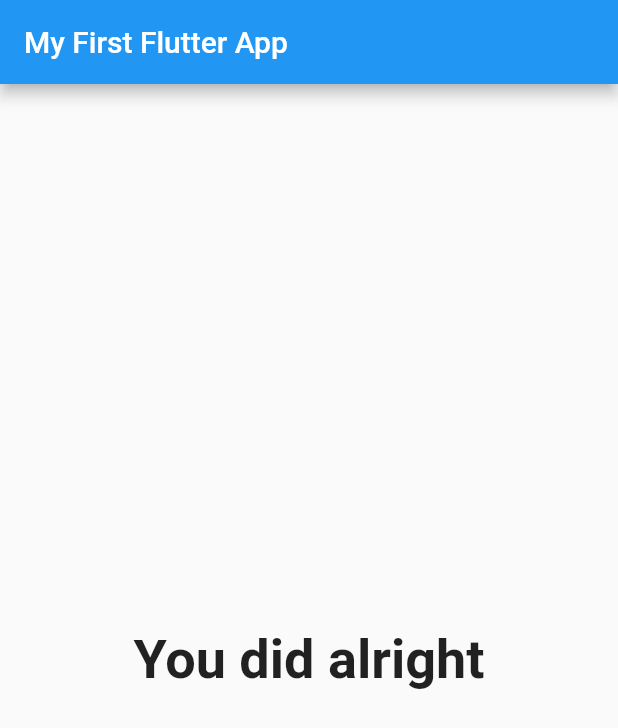
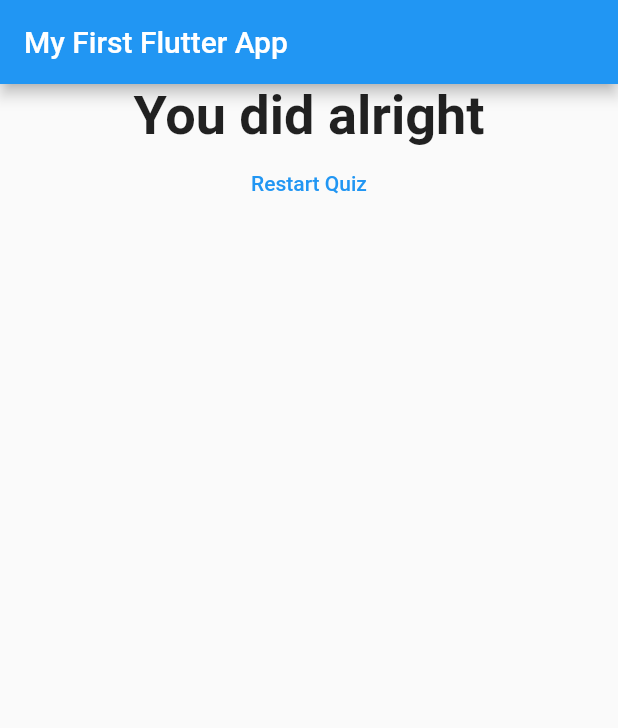
Before and after one commit to curtis-clement/flutter-quiz-app, a Flutter app: the screen it shows after launch, after a tap on "Blue", after a tap on "Elephant", after a tap on "Blink 182", on a phone screen of 412 x 824 dp. Shown: the top 728 px of the screen. Run offline on Flutter 3.47's test engine with Material 2 defaults, Android fonts, the phone set to English and light mode, and no system bars.

Commit message:
add reset quiz button and functionality

```diff
--- a/lib/main.dart
+++ b/lib/main.dart
@@ -49,7 +49,6 @@ class _MyFirstAppState extends State<MyFirstApp> {
   ];
 
   void _selectAnswer(int score) {
-
     _totalScore = _totalScore + score;
 
     if (_questionIndex < _questions.length) {
@@ -59,6 +58,13 @@ class _MyFirstAppState extends State<MyFirstApp> {
       _questionIndex = _questionIndex + 1;
     });
     print(_questionIndex);
+  }
+
+  void _resetQuiz() {
+    setState(() {
+      _questionIndex = 0;
+      _totalScore = 0;
+    });
   }
 
   @override
@@ -74,7 +80,7 @@ class _MyFirstAppState extends State<MyFirstApp> {
               questionIndex: _questionIndex,
               questions: _questions,
             )
-          : Result(_totalScore),
+          : Result(_totalScore, _resetQuiz),
     ));
   }
 }
--- a/lib/result.dart
+++ b/lib/result.dart
@@ -2,14 +2,15 @@ import 'package:flutter/material.dart';
 
 class Result extends StatelessWidget {
   final int resultScore;
+  final Function resetHanlder;
 
-  Result(this.resultScore);
+  Result(this.resultScore, this.resetHanlder);
 
   String get resultPhrase {
     String resultText = 'You did it!';
     if (resultScore <= 6) {
       resultText = 'You are awesome!';
-    } else if(resultScore <= 9) {
+    } else if (resultScore <= 9) {
       resultText = 'You did alright';
     } else {
       resultText = 'You are very strange....';
@@ -20,9 +21,19 @@ class Result extends StatelessWidget {
   @override
   Widget build(BuildContext context) {
     return Center(
-      child: Text(
-        resultPhrase,
-        style: TextStyle(fontSize: 36, fontWeight: FontWeight.bold),
+      child: Column(
+        children: [
+          Text(
+            resultPhrase,
+            style: TextStyle(fontSize: 36, fontWeight: FontWeight.bold),
+            textAlign: TextAlign.center,
+          ),
+          FlatButton(
+            child: Text('Restart Quiz'),
+            onPressed: resetHanlder,
+            textColor: Colors.blue,
+          )
+        ],
       ),
     );
   }
```
